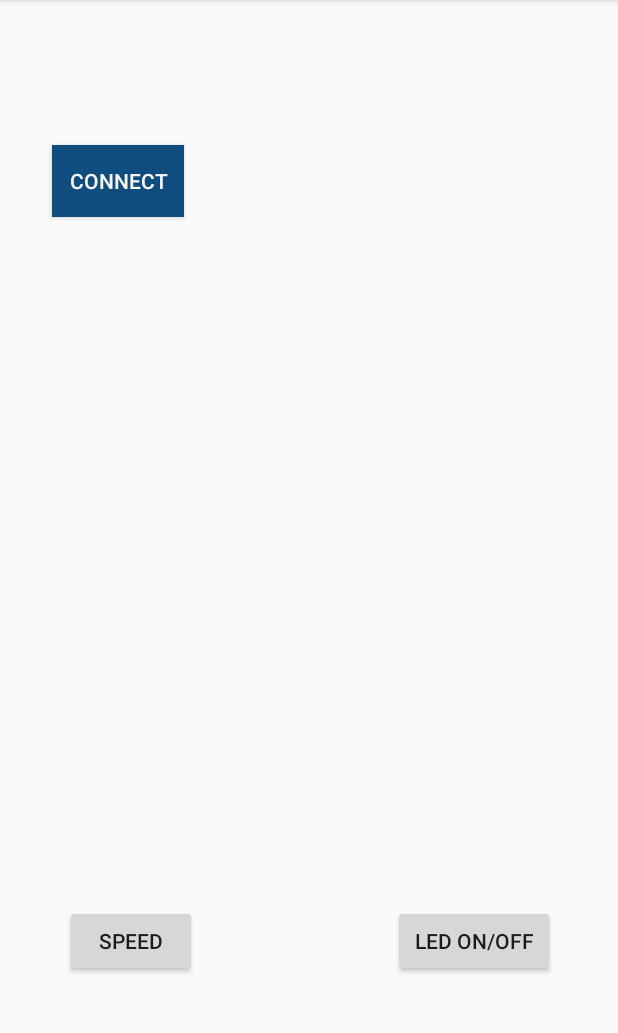
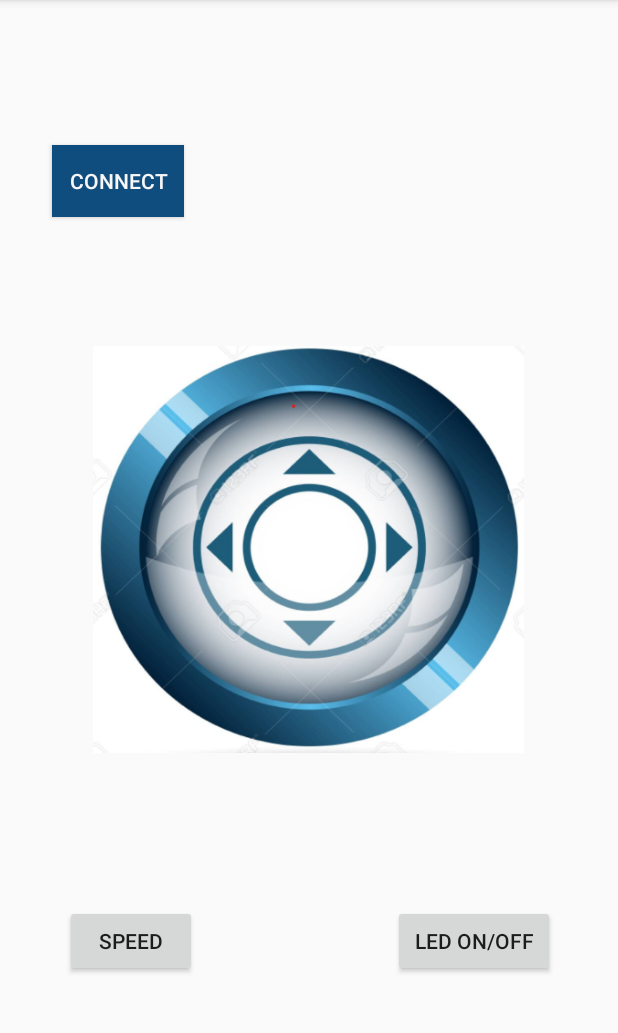
Before and after one commit to DIT112-V20/group-11, an Android app: the screen it shows after launch (MainActivity), on a phone screen of 412 x 824 dp, the part 84-1117 px from its top. Run offline under Robolectric (Android 15) with nearby library versions, the phone set to English and light mode, and no system bars.

Commit message:
replace arrow with joy stick.

```diff
--- a/TrailGage/app/build.gradle
+++ b/TrailGage/app/build.gradle
@@ -31,7 +31,7 @@ dependencies {
     implementation 'androidx.appcompat:appcompat:1.1.0'
     implementation 'androidx.core:core-ktx:1.2.0'
     implementation 'androidx.constraintlayout:constraintlayout:1.1.3'
-    testImplementation 'junit:junit:4.12'
+    testImplementation 'junit:junit:4.13'
     androidTestImplementation 'androidx.test.ext:junit:1.1.1'
     androidTestImplementation 'androidx.test.espresso:espresso-core:3.2.0'
 }
--- a/TrailGage/app/src/main/res/layout/activity_main.xml
+++ b/TrailGage/app/src/main/res/layout/activity_main.xml
@@ -5,6 +5,20 @@
     android:layout_width="match_parent"
     android:layout_height="match_parent"
     tools:context=".MainActivity">
+
+    <Button
+        android:id="@+id/Connect"
+        android:layout_width="wrap_content"
+        android:layout_height="wrap_content"
+        android:background="#0F4D7E"
+        android:text="@string/connect"
+        android:textColor="#F8F6F6"
+        app:layout_constraintBottom_toBottomOf="parent"
+        app:layout_constraintEnd_toEndOf="parent"
+        app:layout_constraintHorizontal_bias="0.108"
+        app:layout_constraintStart_toStartOf="parent"
+        app:layout_constraintTop_toTopOf="parent"
+        app:layout_constraintVertical_bias="0.134" />
 
     <Button
         android:id="@+id/Speed"
@@ -31,18 +45,18 @@
         app:layout_constraintTop_toTopOf="parent"
         app:layout_constraintVertical_bias="0.838" />
 
-    <Button
-        android:id="@+id/Connect"
-        android:layout_width="wrap_content"
-        android:layout_height="wrap_content"
-        android:background="#0F4D7E"
-        android:text="@string/connect"
-        android:textColor="#F8F6F6"
+    <RelativeLayout
+        android:id="@+id/layout_joystick"
+        android:layout_width="287dp"
+        android:layout_height="271dp"
+        android:layout_centerHorizontal="true"
+        android:background="@drawable/joy_stick"
+        android:gravity="center"
         app:layout_constraintBottom_toBottomOf="parent"
         app:layout_constraintEnd_toEndOf="parent"
-        app:layout_constraintHorizontal_bias="0.108"
+        app:layout_constraintHorizontal_bias="0.497"
         app:layout_constraintStart_toStartOf="parent"
         app:layout_constraintTop_toTopOf="parent"
-        app:layout_constraintVertical_bias="0.134" />
+        app:layout_constraintVertical_bias="0.465" />
 
 </androidx.constraintlayout.widget.ConstraintLayout>
```
Also changed, not shown: TrailGage/app/src/main/res/drawable/ic_arrow_back_black_24dp.xml (added, +9 -0 lines), TrailGage/app/src/main/res/drawable/ic_arrow_downward_black_24dp.xml (added, +9 -0 lines), TrailGage/app/src/main/res/drawable/ic_arrow_forward_black_24dp.xml (added, +9 -0 lines), TrailGage/app/src/main/res/drawable/ic_arrow_upward_black_24dp.xml (added, +9 -0 lines), TrailGage/app/src/main/res/drawable/joy_stick.png (added).
